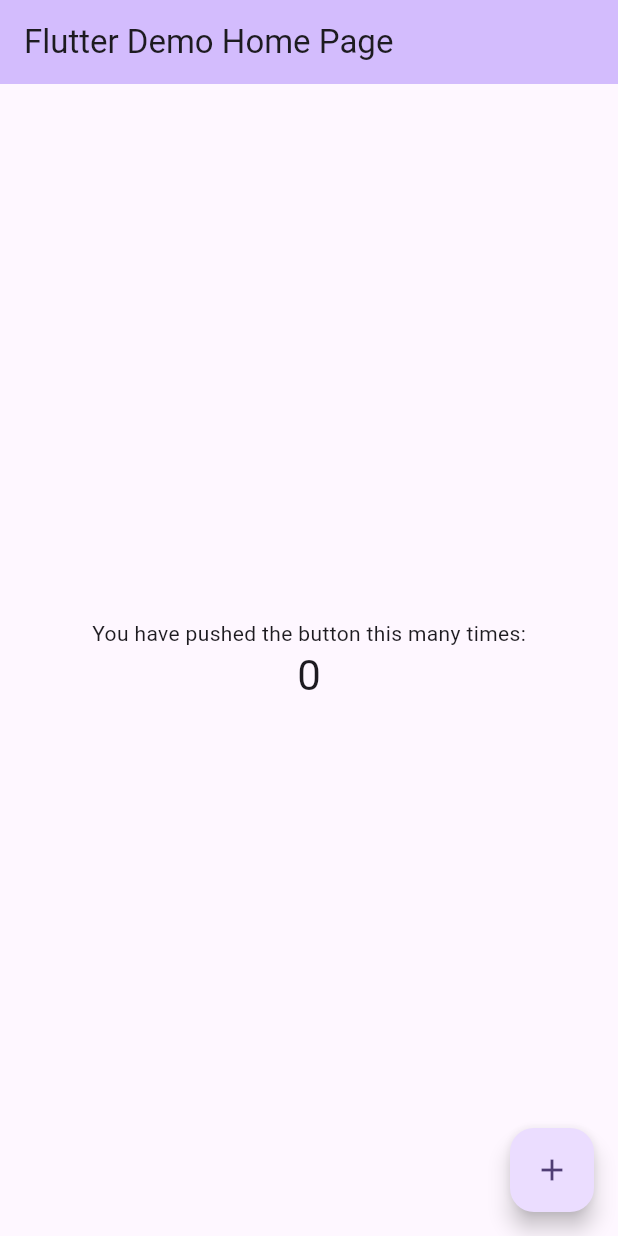
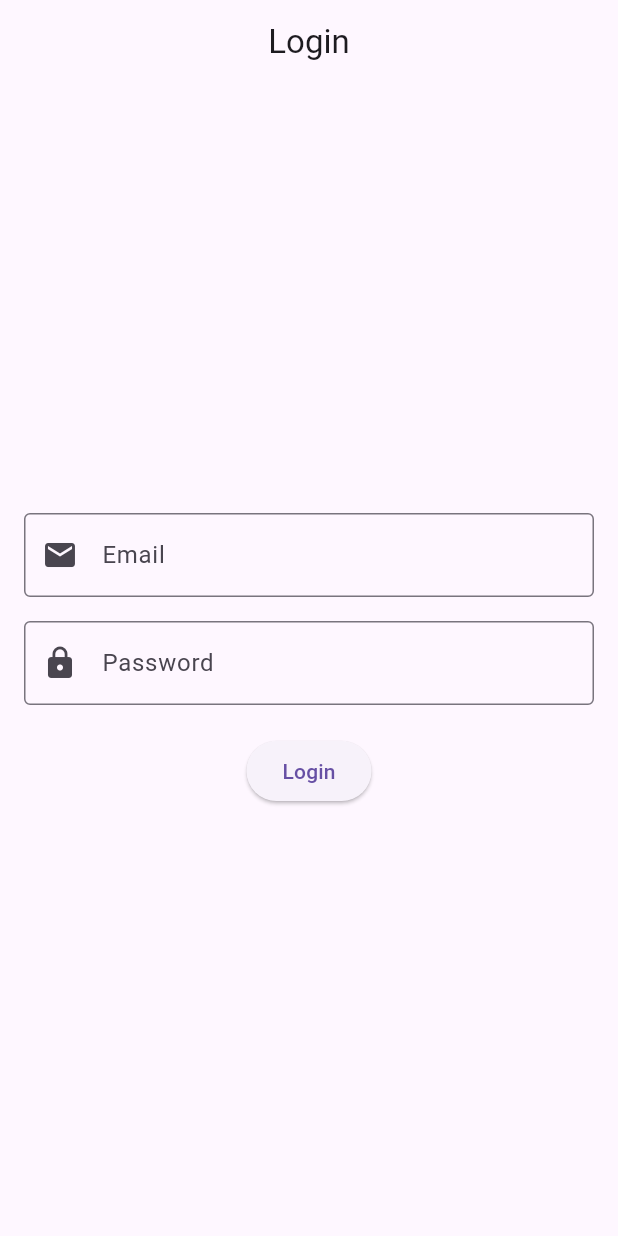
Before and after one commit to eylulcemredeligoz/Ajanda_Uygulamasi, a Flutter app: the screen it shows after launch, on a phone screen of 412 x 824 dp. Run offline on Flutter 3.47's test engine with Material 3 defaults, Android fonts, the phone set to English and light mode, and no system bars.

Commit message:
giriş ekranı ile ilgili denemeler

```diff
--- a/ajanda_uygulamasi/lib/main.dart
+++ b/ajanda_uygulamasi/lib/main.dart
@@ -1,125 +1,61 @@
 import 'package:flutter/material.dart';
 
-void main() {
-  runApp(const MyApp());
-}
+void main() => runApp(const MyApp());
 
 class MyApp extends StatelessWidget {
-  const MyApp({super.key});
+  const MyApp({Key? key}) : super(key: key);
 
-  // This widget is the root of your application.
   @override
   Widget build(BuildContext context) {
     return MaterialApp(
-      title: 'Flutter Demo',
-      theme: ThemeData(
-        // This is the theme of your application.
-        //
-        // TRY THIS: Try running your application with "flutter run". You'll see
-        // the application has a purple toolbar. Then, without quitting the app,
-        // try changing the seedColor in the colorScheme below to Colors.green
-        // and then invoke "hot reload" (save your changes or press the "hot
-        // reload" button in a Flutter-supported IDE, or press "r" if you used
-        // the command line to start the app).
-        //
-        // Notice that the counter didn't reset back to zero; the application
-        // state is not lost during the reload. To reset the state, use hot
-        // restart instead.
-        //
-        // This works for code too, not just values: Most code changes can be
-        // tested with just a hot reload.
-        colorScheme: ColorScheme.fromSeed(seedColor: Colors.deepPurple),
-        useMaterial3: true,
-      ),
-      home: const MyHomePage(title: 'Flutter Demo Home Page'),
+      debugShowCheckedModeBanner: false,
+      home: const LoginScreen(),
     );
   }
 }
 
-class MyHomePage extends StatefulWidget {
-  const MyHomePage({super.key, required this.title});
-
-  // This widget is the home page of your application. It is stateful, meaning
-  // that it has a State object (defined below) that contains fields that affect
-  // how it looks.
-
-  // This class is the configuration for the state. It holds the values (in this
-  // case the title) provided by the parent (in this case the App widget) and
-  // used by the build method of the State. Fields in a Widget subclass are
-  // always marked "final".
-
-  final String title;
-
-  @override
-  State<MyHomePage> createState() => _MyHomePageState();
-}
-
-class _MyHomePageState extends State<MyHomePage> {
-  int _counter = 0;
-
-  void _incrementCounter() {
-    setState(() {
-      // This call to setState tells the Flutter framework that something has
-      // changed in this State, which causes it to rerun the build method below
-      // so that the display can reflect the updated values. If we changed
-      // _counter without calling setState(), then the build method would not be
-      // called again, and so nothing would appear to happen.
-      _counter++;
-    });
-  }
+class LoginScreen extends StatelessWidget {
+  const LoginScreen({Key? key}) : super(key: key);
 
   @override
   Widget build(BuildContext context) {
-    // This method is rerun every time setState is called, for instance as done
-    // by the _incrementCounter method above.
-    //
-    // The Flutter framework has been optimized to make rerunning build methods
-    // fast, so that you can just rebuild anything that needs updating rather
-    // than having to individually change instances of widgets.
     return Scaffold(
       appBar: AppBar(
-        // TRY THIS: Try changing the color here to a specific color (to
-        // Colors.amber, perhaps?) and trigger a hot reload to see the AppBar
-        // change color while the other colors stay the same.
-        backgroundColor: Theme.of(context).colorScheme.inversePrimary,
-        // Here we take the value from the MyHomePage object that was created by
-        // the App.build method, and use it to set our appbar title.
-        title: Text(widget.title),
+        title: const Text('Login'),
+        centerTitle: true,
       ),
-      body: Center(
-        // Center is a layout widget. It takes a single child and positions it
-        // in the middle of the parent.
+      body: Padding(
+        padding: const EdgeInsets.all(16.0),
         child: Column(
-          // Column is also a layout widget. It takes a list of children and
-          // arranges them vertically. By default, it sizes itself to fit its
-          // children horizontally, and tries to be as tall as its parent.
-          //
-          // Column has various properties to control how it sizes itself and
-          // how it positions its children. Here we use mainAxisAlignment to
-          // center the children vertically; the main axis here is the vertical
-          // axis because Columns are vertical (the cross axis would be
-          // horizontal).
-          //
-          // TRY THIS: Invoke "debug painting" (choose the "Toggle Debug Paint"
-          // action in the IDE, or press "p" in the console), to see the
-          // wireframe for each widget.
           mainAxisAlignment: MainAxisAlignment.center,
-          children: <Widget>[
-            const Text(
-              'You have pushed the button this many times:',
+          children: [
+            TextField(
+              decoration: InputDecoration(
+                labelText: 'Email',
+                border: OutlineInputBorder(),
+                prefixIcon: const Icon(Icons.email),
+              ),
             ),
-            Text(
-              '$_counter',
-              style: Theme.of(context).textTheme.headlineMedium,
+            const SizedBox(height: 16),
+            TextField(
+              obscureText: true,
+              decoration: InputDecoration(
+                labelText: 'Password',
+                border: OutlineInputBorder(),
+                prefixIcon: const Icon(Icons.lock),
+              ),
+            ),
+            const SizedBox(height: 20),
+            ElevatedButton(
+              onPressed: () {
+                // Login butonuna tıklandığında yapılacak işlemler
+                print("Login button clicked!");
+              },
+              child: const Text('Login'),
             ),
           ],
         ),
       ),
-      floatingActionButton: FloatingActionButton(
-        onPressed: _incrementCounter,
-        tooltip: 'Increment',
-        child: const Icon(Icons.add),
-      ), // This trailing comma makes auto-formatting nicer for build methods.
     );
   }
 }
```
